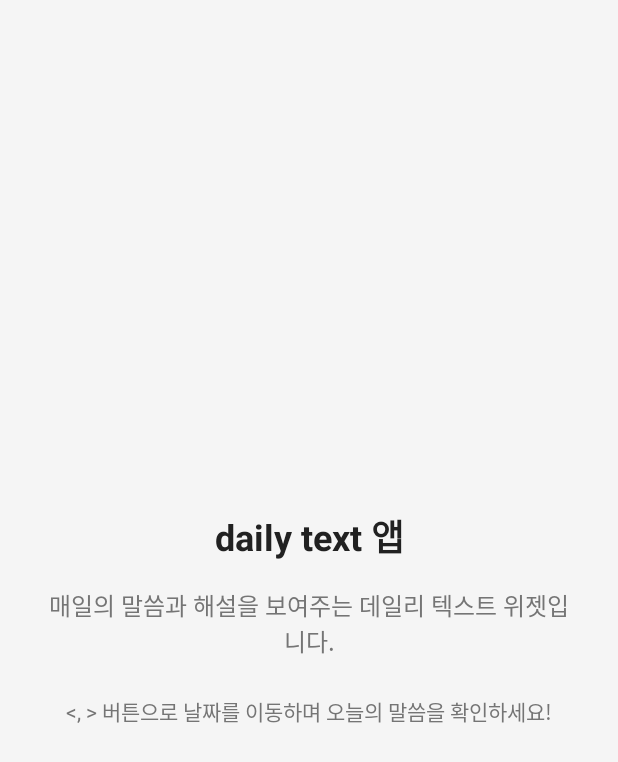
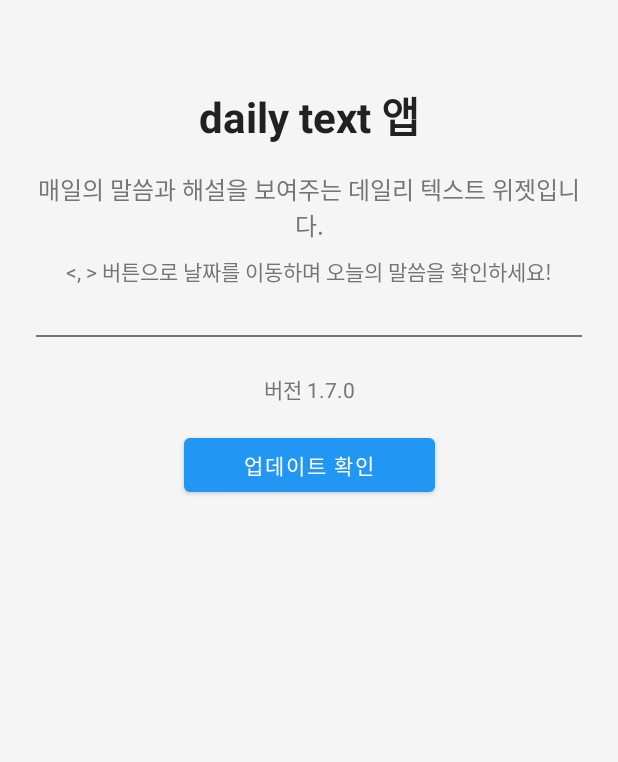
Before and after one commit to hanjungwoo3/daily_text, an Android app: the layout activity_main.xml on its own in the app's theme, with its tools: preview values and no code run, on a phone screen of 412 x 824 dp. Shown: the top 762 px of the screen. Run offline under Robolectric (Android 15) with nearby library versions, the phone set to English and light mode, and no system bars.

Commit message:
Release v1.7.0 - GitHub 자동 업데이트 기능 추가
- 버전 1.7.0으로 업데이트
- 앱 화면에 현재 버전 표시 추가
- GitHub Release 페이지로 연결되는 업데이트 확인 버튼 추가
- 앱 화면에서 성서 읽기 범위 내용 제거
- GitHub Actions에서 build.gradle 버전 기반 자동 태그 및 Release 생성
- 네트워크 권한 및 보안 설정 추가
- UI 간소화 및 사용자 경험 개선

```diff
--- a/app/src/main/res/layout/activity_main.xml
+++ b/app/src/main/res/layout/activity_main.xml
@@ -5,52 +5,81 @@
     android:layout_width="match_parent"
     android:layout_height="match_parent"
     android:background="@color/background_color"
-    tools:context=".MainActivity">
+    android:padding="24dp"
+    tools:context=".DailyTextMainActivity">
 
     <TextView
         android:id="@+id/title_text"
         android:layout_width="wrap_content"
         android:layout_height="wrap_content"
         android:text="@string/app_name"
-        android:textSize="24sp"
+        android:textSize="28sp"
         android:textStyle="bold"
         android:textColor="@color/primary_text_color"
-        app:layout_constraintBottom_toTopOf="@+id/description_text"
+        app:layout_constraintTop_toTopOf="parent"
+        app:layout_constraintStart_toStartOf="parent"
         app:layout_constraintEnd_toEndOf="parent"
-        app:layout_constraintStart_toStartOf="parent"
-        app:layout_constraintTop_toTopOf="parent"
-        app:layout_constraintVertical_chainStyle="packed" />
+        android:layout_marginTop="32dp" />
 
     <TextView
         android:id="@+id/description_text"
         android:layout_width="0dp"
         android:layout_height="wrap_content"
-        android:layout_marginStart="32dp"
         android:layout_marginTop="16dp"
-        android:layout_marginEnd="32dp"
         android:gravity="center"
         android:text="@string/widget_description"
         android:textSize="16sp"
         android:textColor="@color/secondary_text_color"
-        app:layout_constraintBottom_toTopOf="@+id/instruction_text"
-        app:layout_constraintEnd_toEndOf="parent"
+        app:layout_constraintTop_toBottomOf="@+id/title_text"
         app:layout_constraintStart_toStartOf="parent"
-        app:layout_constraintTop_toBottomOf="@+id/title_text" />
+        app:layout_constraintEnd_toEndOf="parent" />
 
     <TextView
         android:id="@+id/instruction_text"
         android:layout_width="0dp"
         android:layout_height="wrap_content"
-        android:layout_marginStart="32dp"
-        android:layout_marginTop="24dp"
-        android:layout_marginEnd="32dp"
+        android:layout_marginTop="8dp"
         android:gravity="center"
         android:text="@string/widget_instruction"
         android:textSize="14sp"
         android:textColor="@color/secondary_text_color"
-        app:layout_constraintBottom_toBottomOf="parent"
-        app:layout_constraintEnd_toEndOf="parent"
+        app:layout_constraintTop_toBottomOf="@+id/description_text"
         app:layout_constraintStart_toStartOf="parent"
-        app:layout_constraintTop_toBottomOf="@+id/description_text" />
+        app:layout_constraintEnd_toEndOf="parent" />
+
+    <!-- Update Button Section -->
+    <View
+        android:id="@+id/divider"
+        android:layout_width="0dp"
+        android:layout_height="1dp"
+        android:layout_marginTop="32dp"
+        android:background="@color/secondary_text_color"
+        app:layout_constraintTop_toBottomOf="@+id/instruction_text"
+        app:layout_constraintStart_toStartOf="parent"
+        app:layout_constraintEnd_toEndOf="parent" />
+
+    <TextView
+        android:id="@+id/version_text"
+        android:layout_width="wrap_content"
+        android:layout_height="wrap_content"
+        android:layout_marginTop="24dp"
+        android:text="버전 1.7.0"
+        android:textSize="14sp"
+        android:textColor="@color/secondary_text_color"
+        app:layout_constraintTop_toBottomOf="@+id/divider"
+        app:layout_constraintStart_toStartOf="parent"
+        app:layout_constraintEnd_toEndOf="parent" />
+
+    <Button
+        android:id="@+id/update_button"
+        android:layout_width="wrap_content"
+        android:layout_height="wrap_content"
+        android:layout_marginTop="16dp"
+        android:text="업데이트 확인"
+        android:paddingStart="40dp"
+        android:paddingEnd="40dp"
+        app:layout_constraintTop_toBottomOf="@+id/version_text"
+        app:layout_constraintStart_toStartOf="parent"
+        app:layout_constraintEnd_toEndOf="parent" />
 
 </androidx.constraintlayout.widget.ConstraintLayout>
--- /dev/null
+++ b/app/src/main/res/xml/file_paths.xml
@@ -0,0 +1,5 @@
+<?xml version="1.0" encoding="utf-8"?>
+<paths xmlns:android="http://schemas.android.com/apk/res/android">
+    <external-path name="external_files" path="."/>
+    <cache-path name="cache" path="." />
+</paths>
```
Also changed, not shown: app/build.gradle (+5 -2 lines), app/src/main/AndroidManifest.xml (+16 -0 lines), app/src/main/java/com/example/daily_text/DailyTextMainActivity.kt (+41 -1 lines), app/src/main/java/com/example/daily_text/DailyTextWidgetProvider.kt (+25 -0 lines), app/src/main/res/layout/daily_text_widget.xml (+31 -0 lines), app/src/main/res/values/strings.xml (+10 -0 lines), app/src/main/res/xml/network_security_config.xml (added, +9 -0 lines), 1 other file.
